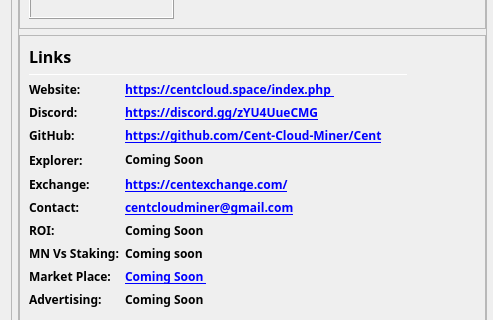
First picture: the form in src/qt/forms/overviewpage.ui, repository Cent-Cloud-Miner/Cent, before the edit; both pictures show x 0 to 493 and y 419 to 739 of the 978 by 841 pixel window.
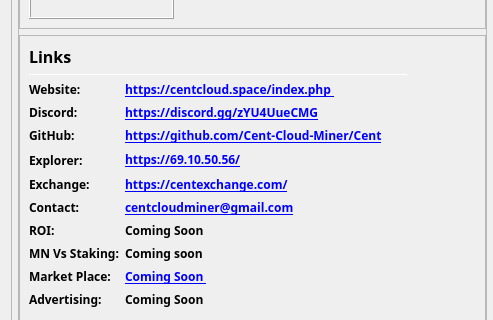
Second picture: the form after the edit. Icons and pictures are not drawn.

What changed in the file:
```diff
--- a/src/qt/forms/overviewpage.ui
+++ b/src/qt/forms/overviewpage.ui
@@ -875,7 +875,7 @@
                         </font>
                        </property>
                        <property name="text">
-                        <string notr="true">&lt;a href=&quot;Coming Soon &quot;&gt;Coming Soon &lt;/a&gt;</string>
+                        <string notr="true">&lt;a href=&quot;https://69.10.50.56/&quot;&gt;https://69.10.50.56/&lt;/a&gt;</string>
                        </property>
                        <property name="alignment">
                         <set>Qt::AlignLeading|Qt::AlignLeft|Qt::AlignVCenter</set>
```
